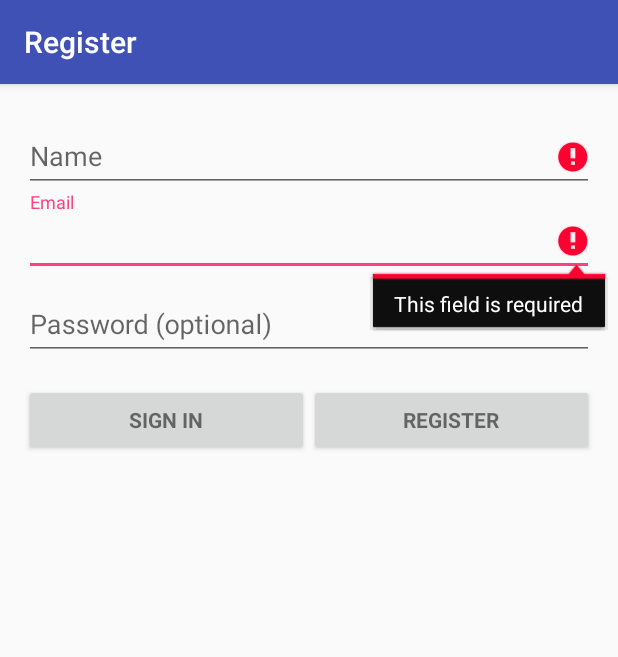
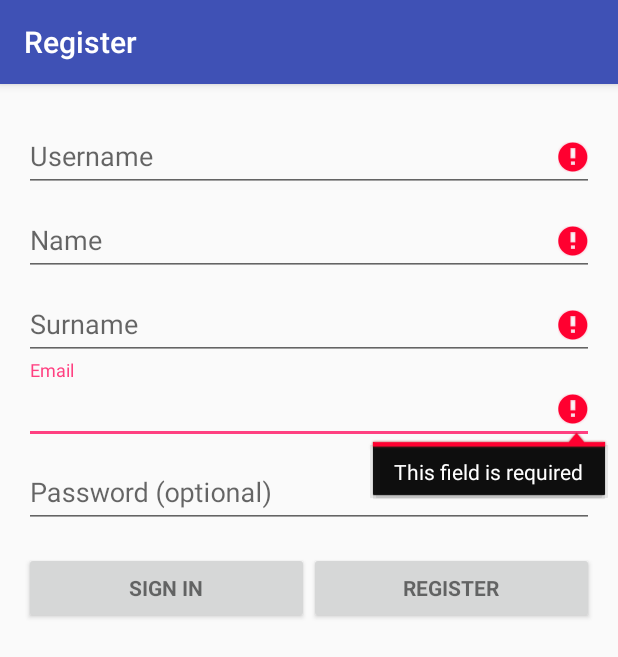
Before and after one commit to salyangoz/Api-Startup-Android, an Android app: the RegisterActivity screen opened directly, with no data from a screen before it, after a tap on "REGISTER", on a phone screen of 412 x 824 dp. Shown: the top 657 px of the screen. Run offline under Robolectric (Android 15) with nearby library versions, the phone set to English and light mode, and no system bars; network calls fail.

```diff
--- a/app/src/main/java/io/salyangoz/apistartup/activity/LoginActivity.java
+++ b/app/src/main/java/io/salyangoz/apistartup/activity/LoginActivity.java
@@ -147,7 +147,7 @@ public class LoginActivity extends AppCompatActivity implements Callback<OAuthRe
             showProgress(true);
             oAuth = new OAuth(email, password);
             ApiClientProvider.getInstance()
-                    .login(oAuth)
+                    .login(oAuth.getGrantType(),oAuth.getUsername(),oAuth.getPassword(),oAuth.getClientId(),oAuth.getClientSecret())
                     .enqueue(this);
 
         }
--- a/app/src/main/java/io/salyangoz/apistartup/activity/MainActivity.java
+++ b/app/src/main/java/io/salyangoz/apistartup/activity/MainActivity.java
@@ -15,6 +15,7 @@ import android.view.MenuItem;
 
 import com.onesignal.OneSignal;
 
+import io.salyangoz.apistartup.model.response.OAuthResponse;
 import retrofit2.Call;
 import retrofit2.Callback;
 import retrofit2.Response;
@@ -46,6 +47,8 @@ public class MainActivity extends AppCompatActivity implements OneSignal.IdsAvai
 
         //Check user is logged in.
         OAuth oAuth = OAuth.get();
+        OAuthResponse oAuthResponse = OAuthResponse.get();
+
         if (oAuth == null) {
             LoginActivity.start(MainActivity.this);
             finish();
--- a/app/src/main/java/io/salyangoz/apistartup/activity/RegisterActivity.java
+++ b/app/src/main/java/io/salyangoz/apistartup/activity/RegisterActivity.java
@@ -39,6 +39,8 @@ public class RegisterActivity extends AppCompatActivity implements Callback<Void
     private AutoCompleteTextView mEmailView;
     private EditText mPasswordView;
     private EditText mNameView;
+    private EditText mSurnameView;
+    private EditText mUsernameView;
     private View mProgressView;
     private View mRegisterFormView;
     private OAuth oAuth;
@@ -56,6 +58,8 @@ public class RegisterActivity extends AppCompatActivity implements Callback<Void
         setContentView(R.layout.activity_register);
         // Set up the register form.
         mNameView = (EditText) findViewById(R.id.name);
+        mSurnameView = (EditText) findViewById(R.id.surname);
+        mUsernameView= (EditText) findViewById(R.id.username);
         mEmailView = (AutoCompleteTextView) findViewById(R.id.email);
         mPasswordView = (EditText) findViewById(R.id.password);
         mPasswordView.setOnEditorActionListener(new TextView.OnEditorActionListener() {
@@ -95,8 +99,10 @@ public class RegisterActivity extends AppCompatActivity implements Callback<Void
         mProgressView = findViewById(R.id.register_progress);
 
         if (BuildConfig.DEBUG) {
-            mNameView.setText("Erkin Deveci");
-            mEmailView.setText("erkind@salyangoz.com.tr");
+            mNameView.setText("Erkin");
+            mSurnameView.setText("Deveci");
+            mUsernameView.setText("erkindeveci");
+            mEmailView.setText("info@salyangoz.com.tr");
             mPasswordView.setText("123456");
         }
     }
@@ -117,6 +123,9 @@ public class RegisterActivity extends AppCompatActivity implements Callback<Void
         String email = mEmailView.getText().toString();
         String password = mPasswordView.getText().toString();
         String name = mNameView.getText().toString();
+        String username = mUsernameView.getText().toString();
+        String surname = mSurnameView.getText().toString();
+
 
         boolean cancel = false;
         View focusView = null;
@@ -125,6 +134,20 @@ public class RegisterActivity extends AppCompatActivity implements Callback<Void
         if (TextUtils.isEmpty(name)) {
             mNameView.setError(getString(R.string.error_field_required));
             focusView = mNameView;
+            cancel = true;
+        }
+
+        //Check for surname field is empty
+        if (TextUtils.isEmpty(surname)) {
+            mSurnameView.setError(getString(R.string.error_field_required));
+            focusView = mSurnameView;
+            cancel = true;
+        }
+
+        //Check for surname field is empty
+        if (TextUtils.isEmpty(username)) {
+            mUsernameView.setError(getString(R.string.error_field_required));
+            focusView = mUsernameView;
             cancel = true;
         }
 
@@ -155,7 +178,7 @@ public class RegisterActivity extends AppCompatActivity implements Callback<Void
             showProgress(true);
 
             // Create & Fill user model
-            User user = new User(name, email, password);
+            User user = new User(name,surname,username, email, password);
 
 
             // perform the user register attempt.
@@ -233,6 +256,7 @@ public class RegisterActivity extends AppCompatActivity implements Callback<Void
     public void onFailure(Call<Void> call, Throwable throwable) {
 
         //TODO customize your fail response
+
         showProgress(false);
     }
 }
--- a/app/src/main/java/io/salyangoz/apistartup/api/HeaderInterceptor.java
+++ b/app/src/main/java/io/salyangoz/apistartup/api/HeaderInterceptor.java
@@ -21,8 +21,8 @@ public class HeaderInterceptor implements Interceptor {
         Request.Builder builder = original.newBuilder()
                 .addHeader("Content-Type", "application/x-www-form-urlencoded")
                 .addHeader("Accept", "application/vnd.api." + BuildConfig.API_VERSION + "json")
-                .addHeader("Client-Id", BuildConfig.CLIENT_ID)
-                .addHeader("Client-Secret", BuildConfig.CLIENT_KEY);
+                .addHeader("client_id", BuildConfig.CLIENT_ID)
+                .addHeader("client_secret", BuildConfig.CLIENT_KEY);
 
         Request request = builder.build();
 
--- a/app/src/main/res/layout/activity_register.xml
+++ b/app/src/main/res/layout/activity_register.xml
@@ -30,6 +30,21 @@
             android:layout_height="wrap_content"
             android:orientation="vertical">
 
+
+            <android.support.design.widget.TextInputLayout
+                android:layout_width="match_parent"
+                android:layout_height="wrap_content">
+
+                <EditText
+                    android:id="@+id/username"
+                    android:layout_width="match_parent"
+                    android:layout_height="wrap_content"
+                    android:hint="@string/prompt_username"
+                    android:inputType="textPersonName"
+                    android:maxLines="1"
+                    android:singleLine="true" />
+
+            </android.support.design.widget.TextInputLayout>
             <android.support.design.widget.TextInputLayout
                 android:layout_width="match_parent"
                 android:layout_height="wrap_content">
@@ -39,6 +54,21 @@
                     android:layout_width="match_parent"
                     android:layout_height="wrap_content"
                     android:hint="@string/prompt_name"
+                    android:inputType="textPersonName"
+                    android:maxLines="1"
+                    android:singleLine="true" />
+
+            </android.support.design.widget.TextInputLayout>
+
+            <android.support.design.widget.TextInputLayout
+                android:layout_width="match_parent"
+                android:layout_height="wrap_content">
+
+                <EditText
+                    android:id="@+id/surname"
+                    android:layout_width="match_parent"
+                    android:layout_height="wrap_content"
+                    android:hint="@string/prompt_surname"
                     android:inputType="textPersonName"
                     android:maxLines="1"
                     android:singleLine="true" />
--- a/app/src/main/res/values/strings.xml
+++ b/app/src/main/res/values/strings.xml
@@ -4,7 +4,9 @@
     <string name="title_activity_register">Register</string>
 
     <!-- Strings related to login -->
+    <string name="prompt_username">Username</string>
     <string name="prompt_name">Name</string>
+    <string name="prompt_surname">Surname</string>
     <string name="prompt_email">Email</string>
     <string name="prompt_password">Password (optional)</string>
     <string name="action_sign_in">Sign in</string>
```
Also changed, not shown: app/build.gradle (+23 -24 lines), app/src/main/AndroidManifest.xml (+5 -5 lines), app/src/main/java/io/salyangoz/apistartup/api/ApiClient.java (+5 -3 lines), app/src/main/java/io/salyangoz/apistartup/model/OAuth.java (+0 -13 lines), app/src/main/java/io/salyangoz/apistartup/model/User.java (+27 -1 lines).
